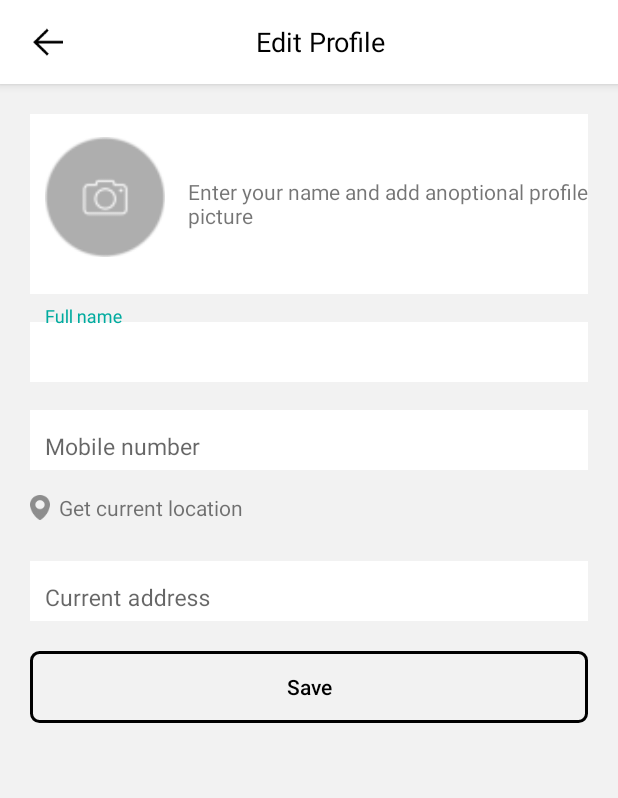
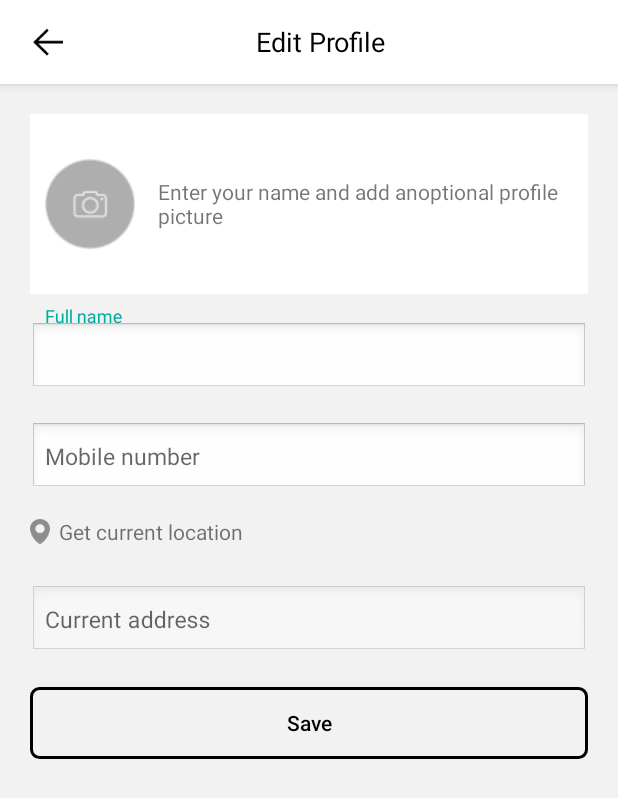
Before and after one commit to byteShaft/job_app, an Android app: the EditProfile screen opened directly, with no data from a screen before it, on a phone screen of 412 x 824 dp. Shown: the top 798 px of the screen. Run offline under Robolectric (Android 15) with nearby library versions, the phone set to English and light mode, and no system bars; our stand-ins replace CircleImageView; libraries missing offline, so code that uses them is left out: com.nostra13.universalimageloader.

```diff
--- a/app/src/main/java/com/byteshaft/teranect/SplashScreen.java
+++ b/app/src/main/java/com/byteshaft/teranect/SplashScreen.java
@@ -17,7 +17,7 @@ public class SplashScreen extends Activity {
             @Override
             public void run() {
                 finish();
-                startActivity(new Intent(getApplicationContext(), LanguageSelectionActivity.class));
+                startActivity(new Intent(getApplicationContext(), MainActivity.class));
             }
         }, 3000);
     }
--- a/app/src/main/java/com/byteshaft/teranect/accounts/Login.java
+++ b/app/src/main/java/com/byteshaft/teranect/accounts/Login.java
@@ -193,18 +193,16 @@ public class Login extends Fragment implements View.OnClickListener, HttpRequest
                         switch (request.getStatus()) {
                             case HttpURLConnection.HTTP_OK:
                                 try {
+                                    Log.i("Login Response Text", request.getResponseText());
                                     JSONObject jsonObject = new JSONObject(request.getResponseText());
                                     String userId = jsonObject.getString(AppGlobals.KEY_USER_ID);
                                     String email = jsonObject.getString(AppGlobals.KEY_EMAIL);
                                     String UserName = jsonObject.getString(AppGlobals.KEY_USER_NAME);
-                                    String skills = jsonObject.getString(AppGlobals.KEY_SKILLS);
 
                                     //saving values
                                     AppGlobals.saveDataToSharedPreferences(AppGlobals.KEY_EMAIL, email);
                                     AppGlobals.saveDataToSharedPreferences(AppGlobals.KEY_USER_ID, userId);
                                     AppGlobals.saveDataToSharedPreferences(AppGlobals.KEY_USER_NAME, UserName);
-                                    AppGlobals.saveDataToSharedPreferences(AppGlobals.KEY_SKILLS, skills);
-                                    Log.i("closingTime", " " + AppGlobals.getStringFromSharedPreferences(AppGlobals.KEY_USER_NAME));
                                 } catch (JSONException e) {
                                     e.printStackTrace();
                                 }
--- a/app/src/main/java/com/byteshaft/teranect/activities/EditProfile.java
+++ b/app/src/main/java/com/byteshaft/teranect/activities/EditProfile.java
@@ -217,23 +217,19 @@ public class EditProfile extends AppCompatActivity implements View.OnClickListen
                         Toast.makeText(this, "Profile updated successfully", Toast.LENGTH_SHORT).show();
                         System.out.println(request.getResponseText() + "working ");
                         try {
-                            JSONObject jsonObject = new JSONObject(request.getResponseText());
-                            String userId = jsonObject.getString(AppGlobals.KEY_USER_ID);
-                            String email = jsonObject.getString(AppGlobals.KEY_EMAIL);
-                            String userName = jsonObject.getString(AppGlobals.KEY_USER_NAME);
-                            String mobileNumber = jsonObject.getString(AppGlobals.KEY_PHONE_NUMBER);
+                            JSONObject mainObject = new JSONObject(request.getResponseText());
+                            JSONObject jsonObject = mainObject.getJSONObject("user_details");
+                            String name = mainObject.getString(AppGlobals.KEY_USER_NAME);
+                            String photoUrl = jsonObject.getString(AppGlobals.KEY_IMAGE_URL);
                             String location = jsonObject.getString(AppGlobals.KEY_LOCATION);
-                            String userImage = jsonObject.getString(AppGlobals.KEY_IMAGE_URL);
 
-                            //saving values
-                            AppGlobals.saveDataToSharedPreferences(AppGlobals.KEY_EMAIL, email);
-                            AppGlobals.saveDataToSharedPreferences(AppGlobals.KEY_USER_ID, userId);
-                            AppGlobals.saveDataToSharedPreferences(AppGlobals.KEY_IMAGE_URL, AppGlobals.SERVER_IP_FOR_IMAGE + userImage);
-                            AppGlobals.saveDataToSharedPreferences(AppGlobals.KEY_USER_NAME, userName);
-                            AppGlobals.saveDataToSharedPreferences(AppGlobals.KEY_PHONE_NUMBER, mobileNumber);
-                            AppGlobals.saveDataToSharedPreferences(AppGlobals.KEY_LOCATION, location);
-                            Log.i("i love you..", " " + AppGlobals.getStringFromSharedPreferences(AppGlobals.KEY_IMAGE_URL));
-                            finish();
+                            Log.e("photo urlllll", location);
+                            Log.e("the sl", jsonObject.toString());
+
+                            AppGlobals.saveDataToSharedPreferences(AppGlobals.KEY_USER_NAME, name);
+                            AppGlobals.saveDataToSharedPreferences(AppGlobals.KEY_IMAGE_URL, photoUrl);
+                            AppGlobals.saveDataToSharedPreferences(AppGlobals.KEY_LOCATION, photoUrl);
+
                             ProfileSettings.getInstance().finish();
                         } catch (JSONException e) {
                             e.printStackTrace();
--- a/app/src/main/java/com/byteshaft/teranect/utils/LoginDialog.java
+++ b/app/src/main/java/com/byteshaft/teranect/utils/LoginDialog.java
@@ -37,10 +37,12 @@ public class LoginDialog extends Dialog implements View.OnClickListener {
                 Intent registerActivity = new Intent(getContext(), AccountManager.class);
                 registerActivity.putExtra("register", "Register");
                 getContext().startActivity(registerActivity);
+                dismiss();
                 break;
             case R.id.login_text_button:
                 Intent i = new Intent(getContext(), AccountManager.class);
                 getContext().startActivity(i);
+                dismiss();
                 break;
         }
     }
--- a/app/src/main/res/layout/activity_edit_profile.xml
+++ b/app/src/main/res/layout/activity_edit_profile.xml
@@ -8,7 +8,7 @@
         android:id="@+id/edit_profile_toolbar"
         android:layout_width="match_parent"
         android:layout_height="wrap_content"
-        android:background="#ffffff"
+        android:background="@android:color/white"
         android:elevation="4dp"
         android:minHeight="?attr/actionBarSize">
 
@@ -58,8 +58,9 @@
 
                 <de.hdodenhof.circleimageview.CircleImageView
                     android:id="@+id/user_dp"
-                    android:layout_width="80dp"
-                    android:layout_height="80dp"
+                    android:layout_width="60dp"
+                    android:layout_height="60dp"
+                    android:layout_centerVertical="true"
                     android:layout_marginLeft="10dp"
                     android:layout_marginTop="15dp"
                     android:background="@drawable/camera" />
@@ -83,15 +84,15 @@
                 <EditText
                     android:id="@+id/name_edit_text"
                     android:layout_width="match_parent"
-                    android:layout_height="40dp"
-                    android:background="#FFF"
+                    android:background="@android:drawable/edit_text"
+                    android:layout_height="wrap_content"
                     android:hint="Full name"
                     android:inputType="textEmailAddress"
                     android:paddingLeft="10sp"
                     android:paddingTop="@dimen/floating_hint_margin"
                     android:singleLine="true"
-                    android:textColor="#000"
-                    android:textSize="15sp" />
+                    android:textColor="#000" />
+
             </android.support.design.widget.TextInputLayout>
 
             <android.support.design.widget.TextInputLayout
@@ -102,9 +103,9 @@
                 <EditText
                     android:id="@+id/mobile_number_edit_text"
                     android:layout_width="match_parent"
-                    android:layout_height="40dp"
-                    android:background="#FFF"
+                    android:layout_height="wrap_content"
                     android:hint="Mobile number"
+                    android:background="@android:drawable/edit_text"
                     android:inputType="number"
                     android:paddingLeft="10sp"
                     android:paddingTop="@dimen/floating_hint_margin"
@@ -129,8 +130,8 @@
                 <EditText
                     android:id="@+id/location_edit_text"
                     android:layout_width="match_parent"
-                    android:layout_height="40dp"
-                    android:background="#FFF"
+                    android:background="@android:drawable/edit_text"
+                    android:layout_height="wrap_content"
                     android:enabled="false"
                     android:hint="Current address"
                     android:paddingLeft="10sp"
```
Also changed, not shown: app/src/main/java/com/byteshaft/teranect/JobDetailsActivity.java (+65 -5 lines), app/src/main/java/com/byteshaft/teranect/fragments/Me.java (+10 -10 lines), app/src/main/res/layout/activity_job_details.xml (+5 -5 lines).
